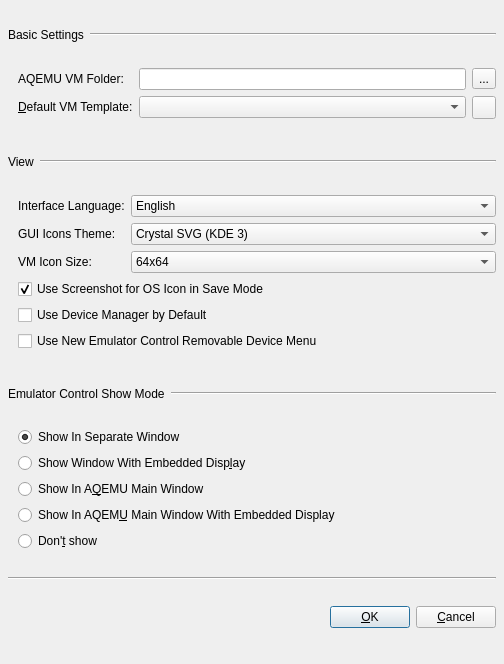
Above: src/Settings_Window.ui from tobimensch/aqemu before the change. Below: the same form after it.
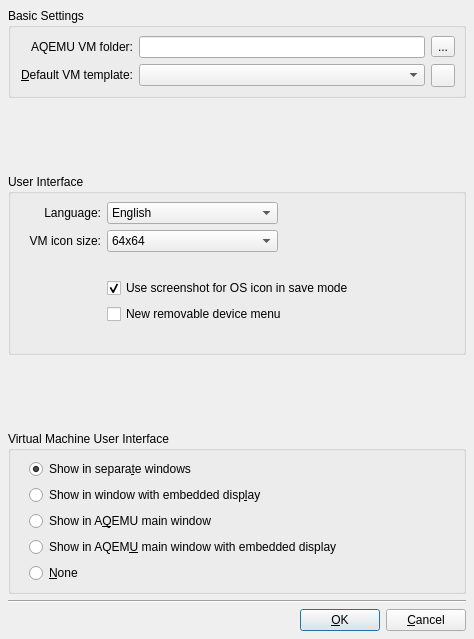
That is the form after the change. Icons and pictures are not drawn.

Diff of the .ui file:
```diff
--- a/src/Settings_Window.ui
+++ b/src/Settings_Window.ui
@@ -7,8 +7,8 @@
    <rect>
     <x>0</x>
     <y>0</y>
-    <width>504</width>
-    <height>664</height>
+    <width>474</width>
+    <height>639</height>
    </rect>
   </property>
   <property name="windowTitle">
@@ -20,30 +20,10 @@
   </property>
   <layout class="QVBoxLayout" name="verticalLayout_2">
    <item>
-    <layout class="QHBoxLayout" name="horizontalLayout_3">
-     <item>
-      <widget class="QLabel" name="Label_General">
-       <property name="sizePolicy">
-        <sizepolicy hsizetype="Maximum" vsizetype="Preferred">
-         <horstretch>0</horstretch>
-         <verstretch>0</verstretch>
-        </sizepolicy>
-       </property>
-       <property name="text">
+    <widget class="QGroupBox" name="groupBox">
+     <property name="title">
         <string>Basic Settings</string>
        </property>
-      </widget>
-     </item>
-     <item>
-      <widget class="Line" name="line_3">
-       <property name="orientation">
-        <enum>Qt::Horizontal</enum>
-       </property>
-      </widget>
-     </item>
-    </layout>
-   </item>
-   <item>
     <layout class="QGridLayout" name="gridLayout">
      <property name="leftMargin">
       <number>10</number>
@@ -51,13 +31,16 @@
      <item row="0" column="0">
       <widget class="QLabel" name="Label_VM_Folder">
        <property name="sizePolicy">
-        <sizepolicy hsizetype="Maximum" vsizetype="Preferred">
+         <sizepolicy hsizetype="Minimum" vsizetype="Preferred">
          <horstretch>0</horstretch>
          <verstretch>0</verstretch>
         </sizepolicy>
        </property>
        <property name="text">
-        <string>AQEMU VM Folder:</string>
+         <string>AQEMU VM folder:</string>
+        </property>
+        <property name="alignment">
+         <set>Qt::AlignRight|Qt::AlignTrailing|Qt::AlignVCenter</set>
        </property>
       </widget>
      </item>
@@ -78,13 +61,16 @@
      <item row="1" column="0">
       <widget class="QLabel" name="Label_Default_VM_Template">
        <property name="sizePolicy">
-        <sizepolicy hsizetype="Fixed" vsizetype="Fixed">
+         <sizepolicy hsizetype="Minimum" vsizetype="Fixed">
          <horstretch>0</horstretch>
          <verstretch>0</verstretch>
         </sizepolicy>
        </property>
        <property name="text">
-        <string>&amp;Default VM Template:</string>
+         <string>&amp;Default VM template:</string>
+        </property>
+        <property name="alignment">
+         <set>Qt::AlignRight|Qt::AlignTrailing|Qt::AlignVCenter</set>
        </property>
        <property name="buddy">
         <cstring>CB_Default_VM_Template</cstring>
@@ -116,6 +102,7 @@
       </widget>
      </item>
     </layout>
+    </widget>
    </item>
    <item>
     <spacer name="verticalSpacer">
@@ -123,7 +110,7 @@
       <enum>Qt::Vertical</enum>
      </property>
      <property name="sizeType">
-      <enum>QSizePolicy::Fixed</enum>
+      <enum>QSizePolicy::MinimumExpanding</enum>
      </property>
      <property name="sizeHint" stdset="0">
       <size>
@@ -134,30 +121,12 @@
     </spacer>
    </item>
    <item>
+    <widget class="QGroupBox" name="groupBox">
+     <property name="title">
+      <string>User Interface</string>
+     </property>
     <layout class="QHBoxLayout" name="horizontalLayout_2">
      <item>
-      <widget class="QLabel" name="Label_View">
-       <property name="sizePolicy">
-        <sizepolicy hsizetype="Maximum" vsizetype="Preferred">
-         <horstretch>0</horstretch>
-         <verstretch>0</verstretch>
-        </sizepolicy>
-       </property>
-       <property name="text">
-        <string>View</string>
-       </property>
-      </widget>
-     </item>
-     <item>
-      <widget class="Line" name="line">
-       <property name="orientation">
-        <enum>Qt::Horizontal</enum>
-       </property>
-      </widget>
-     </item>
-    </layout>
-   </item>
-   <item>
     <layout class="QGridLayout" name="gridLayout_2">
      <property name="leftMargin">
       <number>10</number>
@@ -165,55 +134,37 @@
      <item row="0" column="0">
       <widget class="QLabel" name="Label_Language">
        <property name="sizePolicy">
-        <sizepolicy hsizetype="Maximum" vsizetype="Preferred">
+           <sizepolicy hsizetype="Preferred" vsizetype="Preferred">
          <horstretch>0</horstretch>
          <verstretch>0</verstretch>
         </sizepolicy>
        </property>
        <property name="text">
-        <string>Interface Language:</string>
-       </property>
-      </widget>
-     </item>
-     <item row="0" column="1">
-      <widget class="QComboBox" name="CB_Language">
-       <item>
-        <property name="text">
-         <string>English</string>
-        </property>
-       </item>
+           <string>Language:</string>
+          </property>
+          <property name="alignment">
+           <set>Qt::AlignRight|Qt::AlignTrailing|Qt::AlignVCenter</set>
+          </property>
       </widget>
      </item>
      <item row="1" column="0">
-      <widget class="QLabel" name="Label_Icons_Theme">
-       <property name="text">
-        <string>GUI Icons Theme:</string>
-       </property>
-      </widget>
-     </item>
-     <item row="1" column="1">
-      <widget class="QComboBox" name="CB_Icons_Theme">
-       <item>
-        <property name="text">
-         <string>Crystal SVG (KDE 3)</string>
-        </property>
-       </item>
-       <item>
-        <property name="text">
-         <string>Oxygen (KDE 4)</string>
-        </property>
-       </item>
-      </widget>
-     </item>
-     <item row="2" column="0">
       <widget class="QLabel" name="Label_VM_Icons_Size">
        <property name="text">
-        <string>VM Icon Size:</string>
+           <string>VM icon size:</string>
+          </property>
+          <property name="alignment">
+           <set>Qt::AlignRight|Qt::AlignTrailing|Qt::AlignVCenter</set>
        </property>
       </widget>
      </item>
-     <item row="2" column="1">
+        <item row="1" column="1">
       <widget class="QComboBox" name="CB_VM_Icons_Size">
+          <property name="sizePolicy">
+           <sizepolicy hsizetype="Minimum" vsizetype="Fixed">
+            <horstretch>0</horstretch>
+            <verstretch>0</verstretch>
+           </sizepolicy>
+          </property>
        <property name="currentIndex">
         <number>4</number>
        </property>
@@ -244,31 +195,81 @@
        </item>
       </widget>
      </item>
-     <item row="3" column="0" colspan="2">
+        <item row="0" column="1">
+         <widget class="QComboBox" name="CB_Language">
+          <property name="sizePolicy">
+           <sizepolicy hsizetype="Expanding" vsizetype="Fixed">
+            <horstretch>0</horstretch>
+            <verstretch>0</verstretch>
+           </sizepolicy>
+          </property>
+          <item>
+           <property name="text">
+            <string>English</string>
+           </property>
+          </item>
+         </widget>
+        </item>
+        <item row="0" column="2">
+         <spacer name="horizontalSpacer_2">
+          <property name="orientation">
+           <enum>Qt::Horizontal</enum>
+          </property>
+          <property name="sizeHint" stdset="0">
+           <size>
+            <width>40</width>
+            <height>20</height>
+           </size>
+          </property>
+         </spacer>
+        </item>
+        <item row="4" column="1" colspan="2">
       <widget class="QCheckBox" name="CH_Screenshot_for_OS_Logo">
        <property name="text">
-        <string>Use Screenshot for OS Icon in Save Mode</string>
+           <string>Use screenshot for OS icon in save mode</string>
        </property>
        <property name="checked">
         <bool>true</bool>
        </property>
       </widget>
      </item>
-     <item row="4" column="0" colspan="2">
-      <widget class="QCheckBox" name="CH_Use_Device_Manager">
-       <property name="text">
-        <string>Use Device Manager by Default</string>
-       </property>
-      </widget>
-     </item>
-     <item row="5" column="0" colspan="2">
+        <item row="5" column="1" rowspan="2" colspan="2">
       <widget class="QCheckBox" name="CH_Use_New_Device_Changer">
        <property name="text">
-        <string>Use New Emulator Control Removable Device Menu</string>
+           <string>New removable device menu</string>
        </property>
       </widget>
      </item>
-    </layout>
+        <item row="3" column="2">
+         <spacer name="horizontalSpacer_3">
+          <property name="orientation">
+           <enum>Qt::Horizontal</enum>
+          </property>
+          <property name="sizeHint" stdset="0">
+           <size>
+            <width>40</width>
+            <height>20</height>
+           </size>
+          </property>
+         </spacer>
+        </item>
+        <item row="7" column="2">
+         <spacer name="horizontalSpacer_4">
+          <property name="orientation">
+           <enum>Qt::Horizontal</enum>
+          </property>
+          <property name="sizeHint" stdset="0">
+           <size>
+            <width>40</width>
+            <height>20</height>
+           </size>
+          </property>
+         </spacer>
+        </item>
+       </layout>
+      </item>
+     </layout>
+    </widget>
    </item>
    <item>
     <spacer name="verticalSpacer_2">
@@ -276,7 +277,7 @@
       <enum>Qt::Vertical</enum>
      </property>
      <property name="sizeType">
-      <enum>QSizePolicy::Fixed</enum>
+      <enum>QSizePolicy::MinimumExpanding</enum>
      </property>
      <property name="sizeHint" stdset="0">
       <size>
@@ -287,30 +288,12 @@
     </spacer>
    </item>
    <item>
+    <widget class="QGroupBox" name="groupBox">
+     <property name="title">
+      <string>Virtual Machine User Interface</string>
+     </property>
     <layout class="QHBoxLayout" name="horizontalLayout_5">
      <item>
-      <widget class="QLabel" name="Label_Emulator_Control_Settings">
-       <property name="sizePolicy">
-        <sizepolicy hsizetype="Maximum" vsizetype="Preferred">
-         <horstretch>0</horstretch>
-         <verstretch>0</verstretch>
-        </sizepolicy>
-       </property>
-       <property name="text">
-        <string>Emulator Control Show Mode</string>
-       </property>
-      </widget>
-     </item>
-     <item>
-      <widget class="Line" name="line_23">
-       <property name="orientation">
-        <enum>Qt::Horizontal</enum>
-       </property>
-      </widget>
-     </item>
-    </layout>
-   </item>
-   <item>
     <layout class="QVBoxLayout" name="verticalLayout">
      <property name="leftMargin">
       <number>10</number>
@@ -318,7 +301,7 @@
      <item>
       <widget class="QRadioButton" name="RB_Emul_Show_Window">
        <property name="text">
-        <string>Show In Separate Window</string>
+           <string>Show in separa&amp;te windows</string>
        </property>
        <property name="checked">
         <bool>true</bool>
@@ -328,32 +311,35 @@
      <item>
       <widget class="QRadioButton" name="RB_Emul_Show_VNC">
        <property name="text">
-        <string>Show Window With Embedded Disp&amp;lay</string>
+           <string>Show in window with embedded disp&amp;lay</string>
        </property>
       </widget>
      </item>
      <item>
       <widget class="QRadioButton" name="RB_Emul_Show_In_Main_Window">
        <property name="text">
-        <string>Show In A&amp;QEMU Main Window</string>
+           <string>Show in A&amp;QEMU main window</string>
        </property>
       </widget>
      </item>
      <item>
       <widget class="QRadioButton" name="RB_Emul_Show_VNC_In_Main_Window">
        <property name="text">
-        <string>Show In AQEM&amp;U Main Window With Embedded Display</string>
+           <string>Show in AQEM&amp;U main window with embedded display</string>
        </property>
       </widget>
      </item>
      <item>
       <widget class="QRadioButton" name="RB_Emul_No_Show">
        <property name="text">
-        <string>Don'&amp;t show</string>
+           <string>&amp;None</string>
        </property>
       </widget>
      </item>
     </layout>
+      </item>
+     </layout>
+    </widget>
    </item>
    <item>
     <widget class="Line" name="line_2">
```
Left out of the diff: 16 changed lines with no effect on the pictures. Lines whose indentation alone changed are shown as unchanged.
